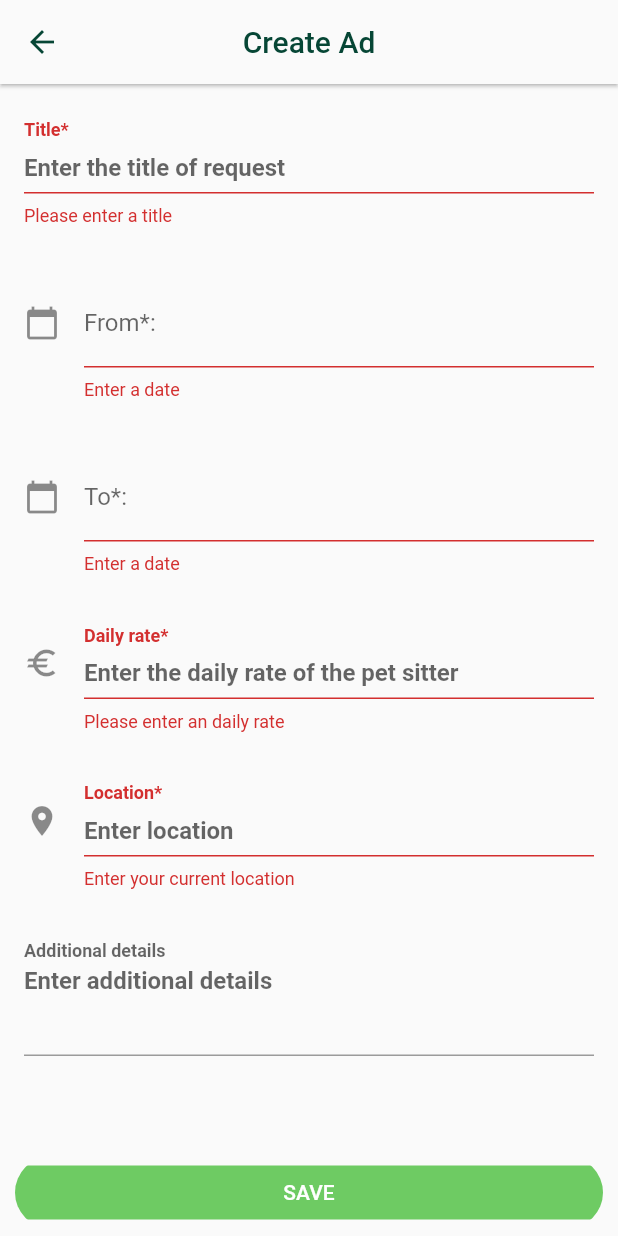
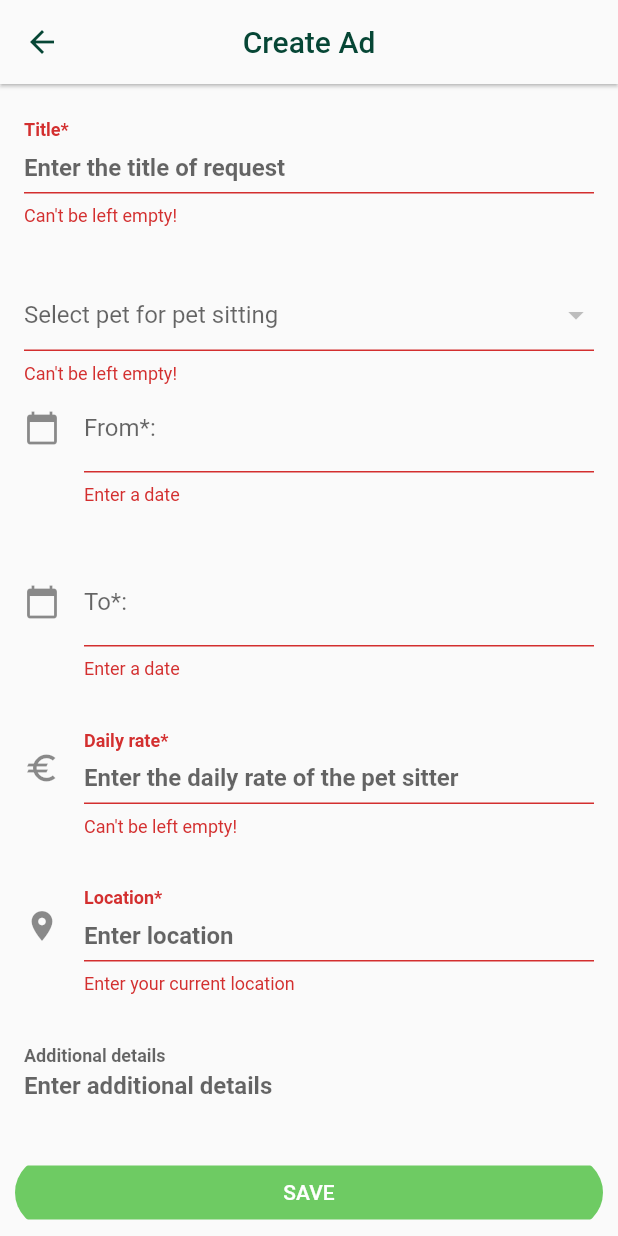
Before and after one commit to Mateorid/Flutter-project, a Flutter app: the CreateEditAdPage screen opened by its route, after a tap on "SAVE", on a phone screen of 412 x 824 dp. Run offline on Flutter 3.47's test engine with Material 2 defaults, Android fonts, the phone set to English and light mode, and no system bars; our stand-ins replace cloud_firestore, email_validator, file_picker, firebase_auth, firebase_core, firebase_storage and 6 more; accounts and stored records are empty; network calls fail.

Commit message:
pets when creating Ad

```diff
--- a/lib/pages/Ad/ad_detail_page.dart
+++ b/lib/pages/Ad/ad_detail_page.dart
@@ -151,7 +151,7 @@ class AdDetailPage extends StatelessWidget {
   }
 
   void _onEditPressed(BuildContext context) {
-    context.pushNamed("ad_edit", params: {"id": ad.id ?? ""});
+    context.pushNamed("ad_edit", extra: ad);
   }
 
   void _onDeletePressed(BuildContext context) {
--- a/lib/pages/Ad/create_edit_ad.dart
+++ b/lib/pages/Ad/create_edit_ad.dart
@@ -1,36 +1,30 @@
 import 'package:flutter/material.dart';
-import 'package:get_it/get_it.dart';
 import 'package:go_router/go_router.dart';
 import 'package:intl/intl.dart';
-import 'package:pet_sitting/Models/User/user_extended.dart';
-import 'package:pet_sitting/future_builder.dart';
+import 'package:pet_sitting/Models/Ad/ad.dart';
+import 'package:pet_sitting/Models/Pet/pet.dart';
+import 'package:pet_sitting/handle_async_operation.dart';
+import 'package:pet_sitting/ioc_container.dart';
 import 'package:pet_sitting/pages/create_edit_page_template.dart';
 import 'package:pet_sitting/services/ad_service.dart';
-import 'package:pet_sitting/services/user_service.dart';
+import 'package:pet_sitting/services/auth_service.dart';
+import 'package:pet_sitting/services/pet_service.dart';
 import 'package:pet_sitting/validators/locationValidator.dart';
-import 'package:pet_sitting/widgets/core/widget_future_builder.dart';
-
-import '../../Models/Ad/ad.dart';
-import '../../handle_async_operation.dart';
-import '../../ioc_container.dart';
-import '../../services/auth_service.dart';
-import '../../widgets/plain_text_field.dart';
+import 'package:pet_sitting/validators/not_null_validator.dart';
+import 'package:pet_sitting/widgets/core/widget_stream_builder.dart';
+import 'package:pet_sitting/widgets/plain_text_field.dart';
 
 class CreateEditAdPage extends StatefulWidget {
-  String? adId;
+  final Ad? ad;
+  final adService = get<AdService>();
 
-  CreateEditAdPage({super.key, this.adId});
-
-  final adService = GetIt.I<AdService>();
+  CreateEditAdPage({super.key, this.ad});
 
   @override
   State<CreateEditAdPage> createState() => _CreateEditAdPageState();
 }
 
 class _CreateEditAdPageState extends State<CreateEditAdPage> {
-  late Ad ad;
-  late String petId = 'Xnlwf3sU98FSl6BbvJC6'; //todo
-  late UserExtended user;
   final _formKey = GlobalKey<FormState>();
   final _fromController = TextEditingController();
   final _toController = TextEditingController();
@@ -39,47 +33,54 @@ class _CreateEditAdPageState extends State<CreateEditAdPage> {
   final _detailsController = TextEditingController();
   final _locationController = TextEditingController();
   bool _loading = false;
+  String? _petId;
+  late List<Pet> _pets;
+
+  @override
+  void initState() {
+    super.initState();
+    if (widget.ad != null) {
+      _setControllers(widget.ad!);
+    }
+  }
+
+  void _setControllers(Ad ad) {
+    final dateFormat = DateFormat('yyyy-MM-dd');
+    _fromController.text = dateFormat.format(ad.from);
+    _toController.text = dateFormat.format(ad.to);
+    _titleController.text = ad.title;
+    _costController.text = ad.costPerHour.toString();
+    _locationController.text = ad.location;
+    _detailsController.text = ad.description ?? '';
+    _petId = ad.petId;
+  }
 
   @override
   Widget build(BuildContext context) {
-    final edit = widget.adId != null;
+    final edit = widget.ad != null;
 
     return CreateEditPageTemplate(
       pageTitle: edit ? 'Edit Ad' : 'Create Ad',
       buttonText: edit ? 'EDIT' : 'SAVE',
       buttonCallback: edit ? _onEditPressed : _onCreatePressed,
       isLoading: _loading,
-      body: WidgetFutureBuilder<UserExtended?>(
-        future: get<UserService>().currentUser,
-        onLoaded: (instance) {
-          user = instance!;
-          return edit ? _initFields() : _buildContent();
+      body: WidgetStreamBuilder(
+        stream: get<PetService>().currentUserPetStream,
+        onLoaded: (pets) {
+          _pets = pets;
+          return _buildContent();
         },
       ),
     );
   }
 
-  Widget _initFields() {
-    return GenericFutureBuilder(
-      future: widget.adService.getAdById(widget.adId!),
-      onLoaded: (ad) {
-        final dateFormat = DateFormat('yyyy-MM-dd');
-        _fromController.text = dateFormat.format(ad.from);
-        _toController.text = dateFormat.format(ad.to);
-        _titleController.text = ad.title;
-        _costController.text = ad.costPerHour.toString();
-        _locationController.text = ad.location;
-        _detailsController.text = ad.description ?? '';
-        this.ad = ad;
-        return _buildContent();
-      },
-    );
-  }
-
   Widget _buildContent() {
-    return Container(
+    return Padding(
       padding: const EdgeInsets.only(left: 16, top: 25, right: 16),
       child: ListView(
+        physics: const BouncingScrollPhysics(
+          parent: AlwaysScrollableScrollPhysics(),
+        ),
         children: [
           _buildForm(),
         ],
@@ -96,21 +97,9 @@ class _CreateEditAdPageState extends State<CreateEditAdPage> {
             labelText: "Title*",
             placeholder: "Enter the title of request",
             controller: _titleController,
-            validator: (value) {
-              if (value == null || value.isEmpty) {
-                return 'Please enter a title';
-              }
-              return null;
-            },
+            validator: notNullValidator,
           ),
-          //todo this should be like a pop-up select - similar to reviews
-          // FormDropDown(
-          //     label: 'Pet',
-          //     hintText: 'Select which pet is this ad for',
-          //     items: user.pets,
-          //     onChanged: (id) {
-          //       petId = id!;
-          //     }),
+          _buildPetDropdown(),
           _buildDatePicker(_fromController, "From*: "),
           _buildDatePicker(_toController, "To*: "),
           PlainTextField(
@@ -119,12 +108,7 @@ class _CreateEditAdPageState extends State<CreateEditAdPage> {
             controller: _costController,
             iconData: Icons.euro,
             inputType: TextInputType.number,
-            validator: (value) {
-              if (value == null || value.isEmpty) {
-                return 'Please enter an daily rate';
-              }
-              return null;
-            },
+            validator: notNullValidator,
           ),
           PlainTextField(
             labelText: "Location*",
@@ -138,12 +122,29 @@ class _CreateEditAdPageState extends State<CreateEditAdPage> {
             placeholder: "Enter additional details",
             extended: true,
             controller: _detailsController,
-            validator: (value) {
-              return null;
-            },
+            validator: (_) => null,
           ),
         ],
       ),
+    );
+  }
+
+  Widget _buildPetDropdown() {
+    return DropdownButtonFormField<String>(
+      hint: const Text('Select pet for pet sitting'),
+      value: _petId,
+      validator: notNullValidator,
+      onChanged: (value) {
+        if (value != null) {
+          _petId = value;
+        }
+      },
+      items: _pets.map((p) {
+        return DropdownMenuItem(
+          value: p.id,
+          child: Text(p.name),
+        );
+      }).toList(),
     );
   }
 
@@ -172,7 +173,7 @@ class _CreateEditAdPageState extends State<CreateEditAdPage> {
     final date = await showDatePicker(
         context: context,
         initialDate: DateTime.now(),
-        firstDate: DateTime(2015),
+        firstDate: DateTime.now(),
         lastDate: DateTime(2101));
     if (date != null) {
       String formattedDate = DateFormat('yyyy-MM-dd').format(date);
@@ -192,7 +193,7 @@ class _CreateEditAdPageState extends State<CreateEditAdPage> {
           costPerHour: int.parse(_costController.text),
           from: DateTime.parse(_fromController.text),
           to: DateTime.parse(_toController.text),
-          petId: petId,
+          petId: _petId!,
           creatorId: id,
           active: true);
       await widget.adService.createNewAd(ad);
@@ -201,14 +202,14 @@ class _CreateEditAdPageState extends State<CreateEditAdPage> {
 
   Future<void> _editAd() async {
     final id = get<AuthService>().currentUserId;
-    var newAd = ad.copyWith(
+    var newAd = widget.ad!.copyWith(
         title: _titleController.text,
         location: _locationController.text,
         description: _detailsController.text,
         costPerHour: int.parse(_costController.text),
         from: DateTime.parse(_fromController.text),
         to: DateTime.parse(_toController.text),
-        petId: petId,
+        petId: _petId,
         creatorId: id,
         active: true);
     widget.adService.updateAd(newAd.id!, newAd);
--- a/lib/validators/name_validator.dart
+++ b/lib/validators/name_validator.dart
@@ -1,5 +1,5 @@
 String? Function(String?)? nameValidator = (String? value) {
-  if (value!.isEmpty) {
+  if (value == null || value.isEmpty) {
     return 'Enter your name';
   }
   return null;
--- /dev/null
+++ b/lib/validators/not_null_validator.dart
@@ -0,0 +1,6 @@
+String? Function(String?)? notNullValidator = (String? value) {
+  if (value == null || value.isEmpty) {
+    return 'Can\'t be left empty!';
+  }
+  return null;
+};
```
Also changed, not shown: lib/pages/Pets/create_edit_pet.dart (+28 -31 lines), lib/router.dart (+21 -21 lines).
